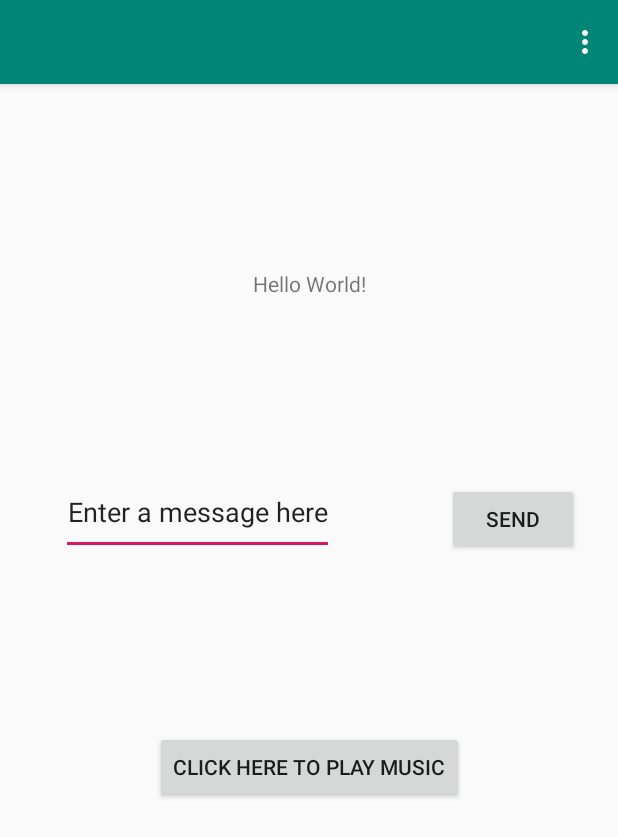
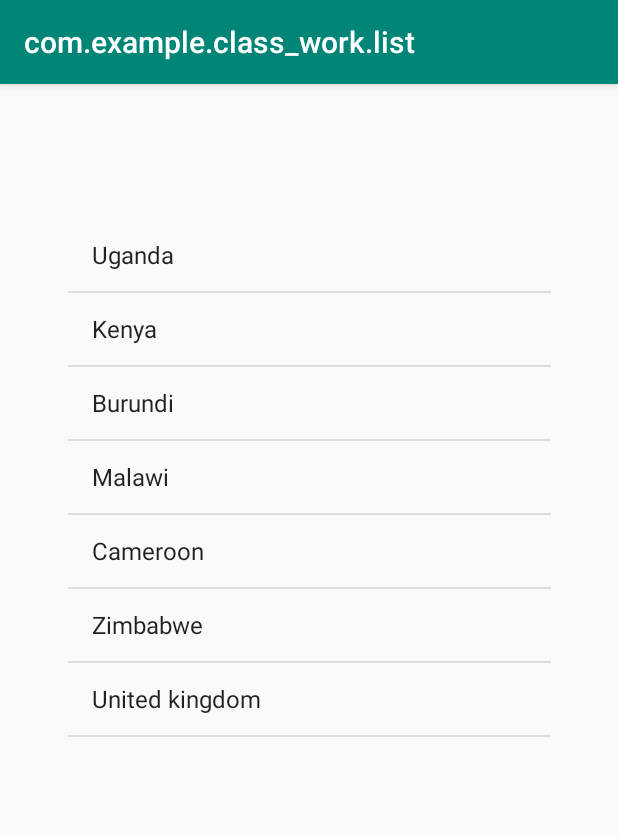
Before and after one commit to elijah96/Class_work, an Android app: the screen it shows after launch (MainActivity before the commit, list after it), in the options menu, after a tap on "gmail", on a phone screen of 412 x 824 dp. Shown: the top 837 px of the screen. Run offline under Robolectric (Android 15) with nearby library versions, the phone set to English and light mode, and no system bars; 2 statements that could not run were skipped.

Commit message:
other work

```diff
--- a/app/src/main/java/com/example/class_work/MainActivity.java
+++ b/app/src/main/java/com/example/class_work/MainActivity.java
@@ -42,12 +42,17 @@ public class MainActivity extends AppCompatActivity {
                 if (intent.resolveActivity(getPackageManager()) != null) {
                     startActivity(intent);
 
+
                 }
             case R.id.tea:
                 Intent b = new Intent(Intent.ACTION_VIEW, Uri.parse(fb));
                 if (b.resolveActivity(getPackageManager()) != null) {
                     startActivity(b);
                 }
+            case R.id.listv:
+                startActivity(new Intent(this,list.class));
+                return true;
+
         }
          return super.onOptionsItemSelected(item);
         }
--- /dev/null
+++ b/app/src/main/java/com/example/class_work/list.java
@@ -0,0 +1,44 @@
+package com.example.class_work;
+
+import androidx.appcompat.app.AppCompatActivity;
+
+import android.os.Bundle;
+import android.view.View;
+import android.widget.AdapterView;
+import android.widget.ArrayAdapter;
+import android.widget.ListView;
+
+import java.util.ArrayList;
+
+public class list extends AppCompatActivity {
+ ListView pat ;
+
+    @Override
+    protected void onCreate(Bundle savedInstanceState) {
+        super.onCreate(savedInstanceState);
+        setContentView(R.layout.activity_list);
+        pat=findViewById(R.id.view);
+        final ArrayList<String>Arraylist=new ArrayList<>();
+
+        Arraylist.add("Uganda");
+        Arraylist.add("Kenya");
+        Arraylist.add("Burundi");
+        Arraylist.add("Malawi");
+        Arraylist.add("Cameroon");
+        Arraylist.add("Zimbabwe");
+        Arraylist.add("United kingdom");
+
+        ArrayAdapter arrayAdapter =new ArrayAdapter(this,android.R.layout.simple_list_item_1,Arraylist);
+    pat.setAdapter(arrayAdapter);
+    pat.setOnItemClickListener(new AdapterView.OnItemClickListener() {
+        @Override
+        public void onItemClick(AdapterView<?> parent, View view, int position, long id) {
+
+        }
+    });
+
+    }
+
+
+
+}
--- /dev/null
+++ b/app/src/main/java/com/example/class_work/splash.java
@@ -0,0 +1,28 @@
+package com.example.class_work;
+
+import androidx.appcompat.app.AppCompatActivity;
+
+import android.content.Intent;
+import android.os.Bundle;
+import android.os.Handler;
+
+public class splash extends AppCompatActivity {
+   Handler hand;
+    @Override
+    protected void onCreate(Bundle savedInstanceState) {
+        super.onCreate(savedInstanceState);
+        setContentView(R.layout.activity_splash);
+
+        hand=new Handler();
+        hand.postDelayed(new Runnable() {
+            @Override
+            public void run() {
+                Intent intent=new Intent(splash.this,MainActivity.class);
+                startActivity(intent);
+                finish();
+            }
+        },2000);
+
+    }
+
+}
--- /dev/null
+++ b/app/src/main/res/layout/activity_list.xml
@@ -0,0 +1,20 @@
+<?xml version="1.0" encoding="utf-8"?>
+<androidx.constraintlayout.widget.ConstraintLayout xmlns:android="http://schemas.android.com/apk/res/android"
+    xmlns:app="http://schemas.android.com/apk/res-auto"
+    xmlns:tools="http://schemas.android.com/tools"
+    android:layout_width="match_parent"
+    android:layout_height="match_parent"
+    android:padding="10dp"
+    tools:context=".list">
+
+
+    <ListView
+        android:id="@+id/view"
+        android:layout_width="322dp"
+        android:layout_height="588dp"
+        app:layout_constraintBottom_toBottomOf="parent"
+        app:layout_constraintEnd_toEndOf="parent"
+        app:layout_constraintStart_toStartOf="parent"
+        app:layout_constraintTop_toTopOf="parent" />
+
+</androidx.constraintlayout.widget.ConstraintLayout>
--- a/app/src/main/res/menu/elija.xml
+++ b/app/src/main/res/menu/elija.xml
@@ -3,4 +3,7 @@
 
     <item android:id="@+id/mail" android:title="gmail"/>
     <item android:id="@+id/tea" android:title="Facebook"/>
+    <item android:id="@+id/listv" android:title="List View "/>
+
+
 </menu>
```
Also changed, not shown: app/src/main/AndroidManifest.xml (+4 -3 lines), app/src/main/res/layout/activity_splash.xml (added, +22 -0 lines).
